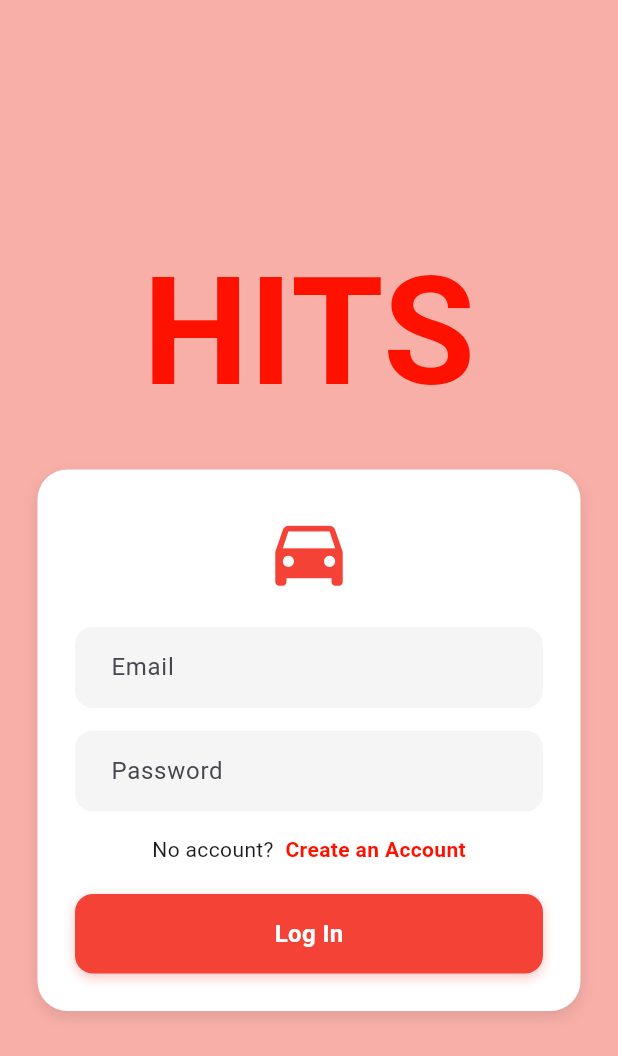
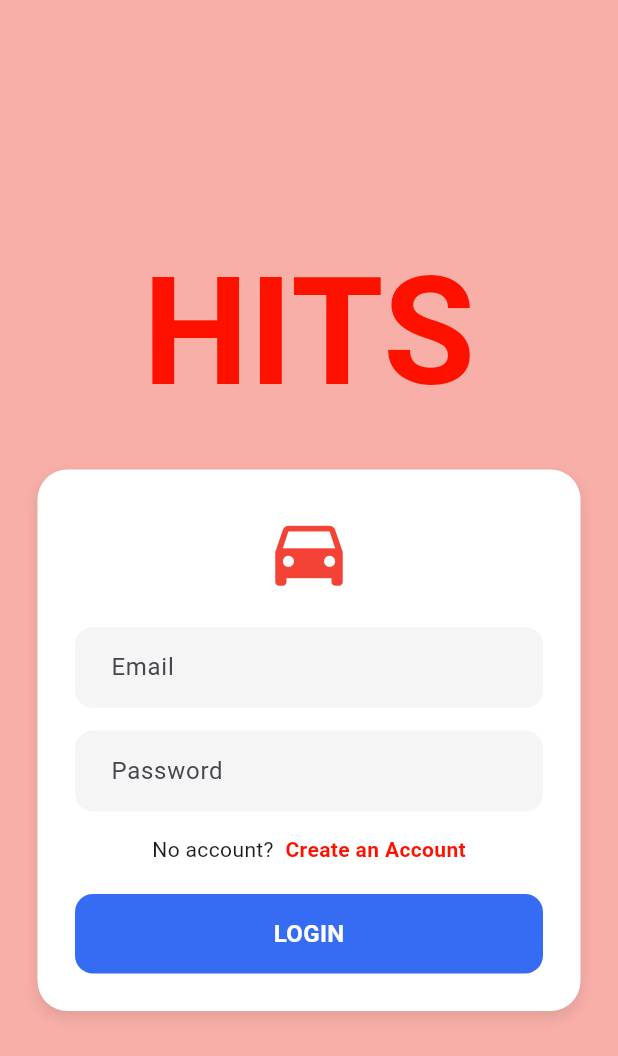
Before and after one commit to cybot555/mmcm_hits_repo, a Flutter app: the screen it shows after launch, on a phone screen of 412 x 824 dp. Shown: the top 1056 px of the screen. Run offline on Flutter 3.47's test engine with Material 3 defaults, Android fonts, the phone set to English and light mode, and no system bars; our stand-ins replace cloud_firestore, file_picker, firebase_auth, firebase_core; accounts and stored records are empty.

Commit message:
change login button colorto blue and its text to white to be same as figma mockup

```diff
--- a/lib/components/my_button.dart
+++ b/lib/components/my_button.dart
@@ -12,19 +12,12 @@ class MyButton extends StatelessWidget {
       child: Container(
         padding: const EdgeInsets.symmetric(vertical: 15),
         decoration: BoxDecoration(
-          color: Colors.red,
+          color: const Color.fromARGB(255, 54, 108, 244),
           borderRadius: BorderRadius.circular(12),
-          boxShadow: [
-            BoxShadow(
-              color: Colors.red.withOpacity(0.3),
-              blurRadius: 6,
-              offset: const Offset(0, 3),
-            ),
-          ],
         ),
         child: const Center(
           child: Text(
-            "Log In",
+            "LOGIN",
             style: TextStyle(
               color: Colors.white,
               fontWeight: FontWeight.bold,
```
